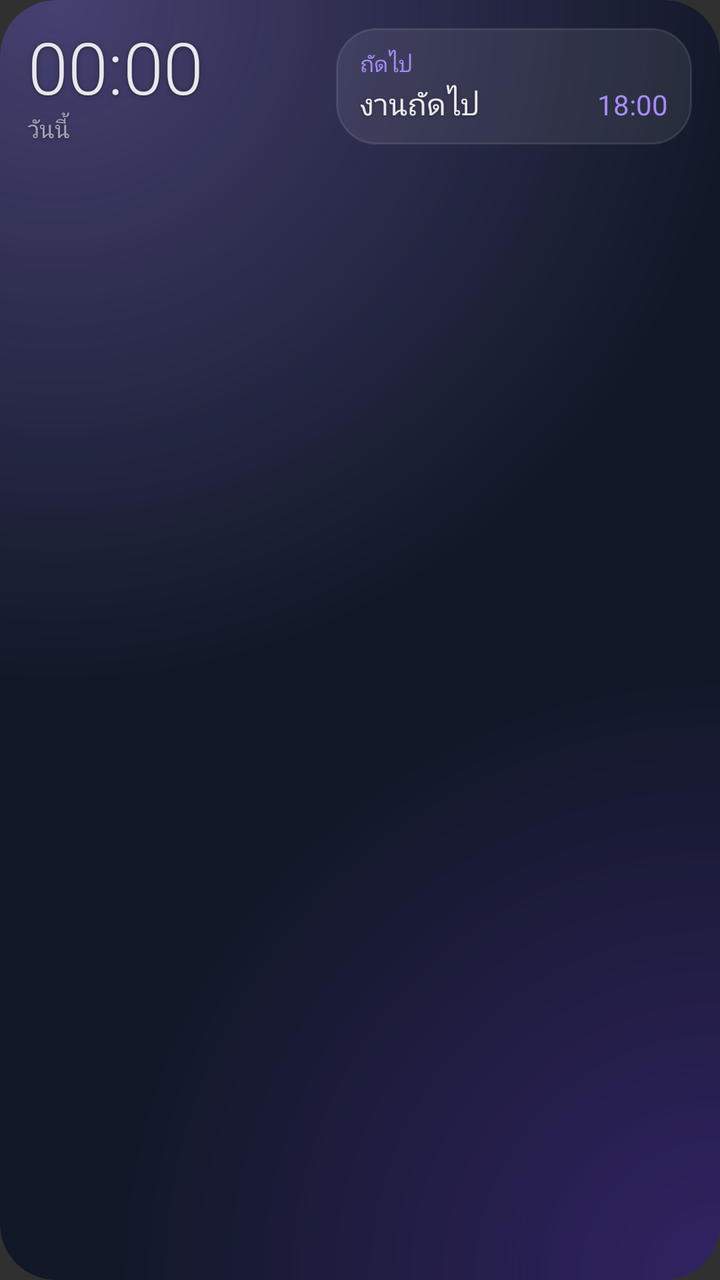
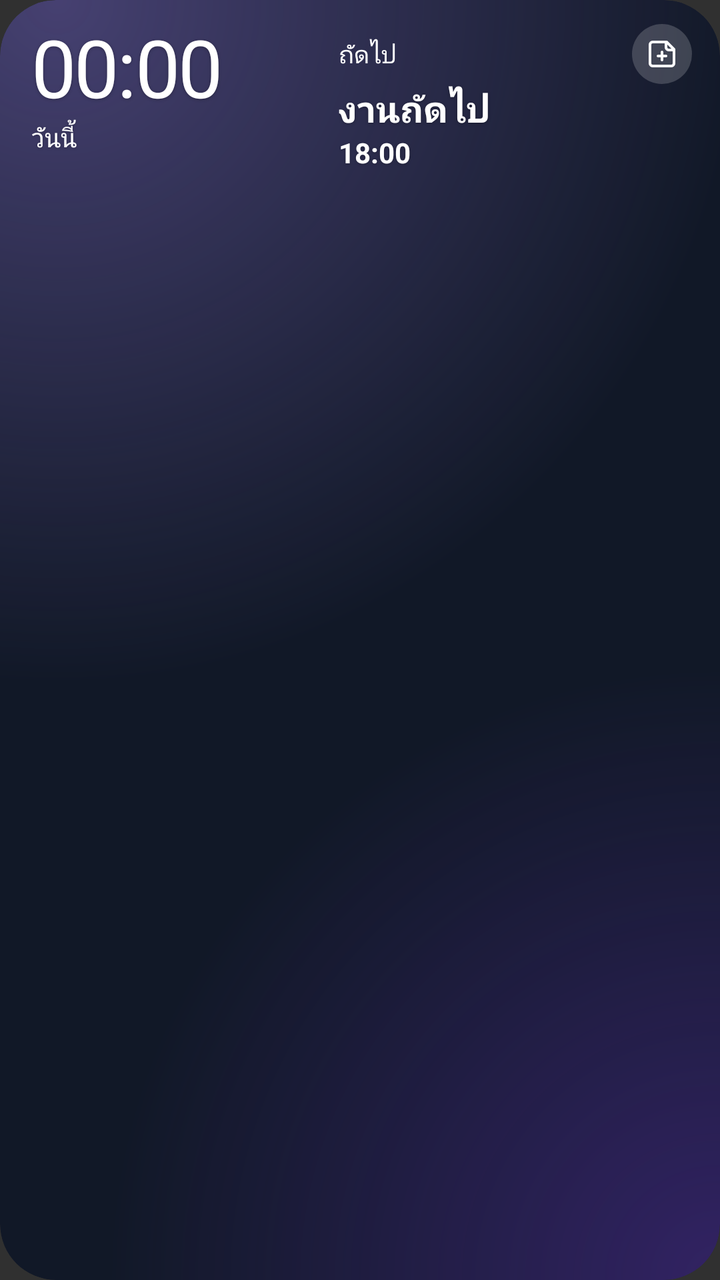

Two renders of the same Android screen: before a commit and after it. Below are the layout's source before the change and the commit's diff.
<!-- AndroidManifest.xml: application theme android:Theme.Material.NoActionBar -->
<!-- res/layout/widget_medium.xml -->
<?xml version="1.0" encoding="utf-8"?>

<FrameLayout xmlns:android="http://schemas.android.com/apk/res/android"
    android:id="@android:id/background"
    android:layout_width="match_parent"
    android:layout_height="match_parent"
    android:background="@drawable/widget_outline"
    android:clipToOutline="true">

    <ImageView
        android:id="@+id/w_card"
        android:layout_width="match_parent"
        android:layout_height="match_parent"
        android:importantForAccessibility="no"
        android:scaleType="fitXY"
        android:src="@drawable/widget_card" />

    <ImageView
        android:id="@+id/w_photo"
        android:layout_width="match_parent"
        android:layout_height="match_parent"
        android:importantForAccessibility="no"
        android:scaleType="centerCrop"
        android:visibility="gone" />

    <ImageView
        android:id="@+id/w_glow"
        android:layout_width="match_parent"
        android:layout_height="match_parent"
        android:importantForAccessibility="no"
        android:scaleType="fitXY"
        android:src="@drawable/widget_glow" />

    <ImageView
        android:id="@+id/w_glow_end"
        android:layout_width="match_parent"
        android:layout_height="match_parent"
        android:importantForAccessibility="no"
        android:scaleType="fitXY"
        android:src="@drawable/widget_glow_end" />

    <ImageView
        android:id="@+id/w_scrim"
        android:layout_width="match_parent"
        android:layout_height="match_parent"
        android:importantForAccessibility="no"
        android:scaleType="fitXY"
        android:src="@drawable/widget_scrim"
        android:visibility="gone" />

    
    <ProgressBar
        android:id="@+id/w_shine"
        style="@android:style/Widget.ProgressBar"
        android:layout_width="match_parent"
        android:layout_height="match_parent"
        android:importantForAccessibility="no"
        android:indeterminate="true"
        android:indeterminateDrawable="@drawable/widget_shine"
        android:maxWidth="4000dp"
        android:maxHeight="4000dp"
        android:minWidth="0dp"
        android:minHeight="0dp" />

    <LinearLayout
        android:layout_width="match_parent"
        android:layout_height="match_parent"
        android:orientation="horizontal"
        android:padding="14dp">

        <LinearLayout
            android:layout_width="0dp"
            android:layout_height="match_parent"
            android:layout_weight="1"
            android:orientation="vertical">

            <LinearLayout
                android:layout_width="match_parent"
                android:layout_height="wrap_content"
                android:gravity="center_vertical"
                android:orientation="horizontal">

                <TextClock
                    android:id="@+id/w_clock"
                    android:layout_width="0dp"
                    android:layout_height="wrap_content"
                    android:layout_weight="1"
                    android:fontFamily="sans-serif-light"
                    android:fontFeatureSettings="tnum"
                    android:format12Hour="HH:mm"
                    android:format24Hour="HH:mm"
                    android:includeFontPadding="false"
                    android:maxLines="1"
                    android:shadowColor="#66000000"
                    android:shadowDy="1"
                    android:shadowRadius="6"
                    android:textColor="#E8E8EA"
                    android:textSize="36sp" />

                <ImageView
                    android:id="@+id/w_moon"
                    android:layout_width="14dp"
                    android:layout_height="14dp"
                    android:layout_marginStart="6dp"
                    android:contentDescription="ช่วงเงียบ"
                    android:src="@drawable/ic_moon"
                    android:visibility="gone" />

                <LinearLayout
                    android:id="@+id/w_wait"
                    android:layout_width="wrap_content"
                    android:layout_height="wrap_content"
                    android:layout_marginStart="6dp"
                    android:background="@drawable/widget_pill"
                    android:gravity="center_vertical"
                    android:orientation="horizontal"
                    android:paddingStart="7dp"
                    android:paddingTop="3dp"
                    android:paddingEnd="8dp"
                    android:paddingBottom="3dp"
                    android:visibility="gone">

                    <ImageView
                        android:id="@+id/w_wait_icon"
                        android:layout_width="12dp"
                        android:layout_height="12dp"
                        android:importantForAccessibility="no"
                        android:src="@drawable/ic_wallet" />

                    <TextView
                        android:id="@+id/w_wait_count"
                        android:layout_width="wrap_content"
                        android:layout_height="wrap_content"
                        android:layout_marginStart="4dp"
                        android:fontFeatureSettings="tnum"
                        android:includeFontPadding="false"
                        android:maxLines="1"
                        android:textColor="#A78BFA"
                        android:textSize="11sp" />
                </LinearLayout>
            </LinearLayout>

            <TextView
                android:id="@+id/w_date"
                android:layout_width="match_parent"
                android:layout_height="wrap_content"
                android:ellipsize="end"
                android:maxLines="1"
                android:shadowColor="#59000000"
                android:shadowDy="1"
                android:shadowRadius="4"
                android:text="วันนี้"
                android:textColor="#9CA3AF"
                android:textSize="12sp" />

            
            <FrameLayout
                android:layout_width="match_parent"
                android:layout_height="0dp"
                android:layout_weight="1" />

            <LinearLayout
                android:id="@+id/w_progress"
                android:layout_width="match_parent"
                android:layout_height="wrap_content"
                android:layout_marginTop="0dp"
                android:gravity="center_vertical"
                android:orientation="horizontal"
                android:visibility="gone">

                <FrameLayout
                    android:id="@+id/w_bar"
                    android:layout_width="0dp"
                    android:layout_height="4dp"
                    android:layout_marginEnd="10dp"
                    android:layout_weight="1">

                    <ImageView
                        android:layout_width="match_parent"
                        android:layout_height="match_parent"
                        android:importantForAccessibility="no"
                        android:scaleType="fitXY"
                        android:src="@drawable/widget_bar_track" />

                    <ImageView
                        android:id="@+id/w_bar_fill"
                        android:layout_width="match_parent"
                        android:layout_height="match_parent"
                        android:importantForAccessibility="no"
                        android:scaleType="fitXY"
                        android:src="@drawable/widget_bar_fill" />
                </FrameLayout>

                <TextView
                    android:id="@+id/w_count"
                    android:layout_width="wrap_content"
                    android:layout_height="wrap_content"
                    android:fontFeatureSettings="tnum"
                    android:maxLines="1"
                    android:shadowColor="#59000000"
                    android:shadowDy="1"
                    android:shadowRadius="4"
                    android:text="ทำแล้ว 2/5"
                    android:textColor="#9CA3AF"
                    android:textSize="11sp" />
            </LinearLayout>
        </LinearLayout>

        <LinearLayout
            android:layout_width="0dp"
            android:layout_height="match_parent"
            android:layout_marginStart="12dp"
            android:layout_weight="1.25"
            android:orientation="vertical">

            <LinearLayout
                android:id="@+id/w_head"
                android:layout_width="match_parent"
                android:layout_height="wrap_content"
                android:layout_marginTop="0dp"
                android:background="@drawable/widget_panel"
                android:orientation="vertical"
                android:paddingStart="12dp"
                android:paddingTop="10dp"
                android:paddingEnd="12dp"
                android:paddingBottom="10dp">

                <TextView
                    android:id="@+id/w_head_label"
                    android:layout_width="match_parent"
                    android:layout_height="wrap_content"
                    android:ellipsize="end"
                    android:maxLines="1"
                    android:text="ถัดไป"
                    android:textColor="#A78BFA"
                    android:textSize="11sp" />

                <LinearLayout
                    android:layout_width="match_parent"
                    android:layout_height="wrap_content"
                    android:layout_marginTop="2dp"
                    android:baselineAligned="true"
                    android:orientation="horizontal">

                    <TextView
                        android:id="@+id/w_head_name"
                        android:layout_width="0dp"
                        android:layout_height="wrap_content"
                        android:layout_weight="1"
                        android:ellipsize="end"
                        android:maxLines="1"
                        android:shadowColor="#59000000"
                        android:shadowDy="1"
                        android:shadowRadius="4"
                        android:text="งานถัดไป"
                        android:textColor="#E8E8EA"
                        android:textSize="15sp" />

                    <TextView
                        android:id="@+id/w_head_time"
                        android:layout_width="wrap_content"
                        android:layout_height="wrap_content"
                        android:layout_marginStart="8dp"
                        android:fontFeatureSettings="tnum"
                        android:maxLines="1"
                        android:text="18:00"
                        android:textColor="#A78BFA"
                        android:textSize="14sp" />
                </LinearLayout>
            </LinearLayout>

            <LinearLayout
                android:id="@+id/w_soon"
                android:layout_width="match_parent"
                android:layout_height="wrap_content"
                android:layout_marginTop="4dp"
                android:orientation="vertical"
                android:visibility="gone" />
        </LinearLayout>
    </LinearLayout>
</FrameLayout>
<!-- resources referenced by this layout -->
<resources>
  <!-- drawable widget_bar_fill (drawable) -->
  <?xml version="1.0" encoding="utf-8"?>
  
  <clip xmlns:android="http://schemas.android.com/apk/res/android"
      android:clipOrientation="horizontal"
      android:drawable="@drawable/widget_bar"
      android:gravity="left" />
  <!-- drawable widget_bar_track (drawable) -->
  <?xml version="1.0" encoding="utf-8"?>
  
  <shape xmlns:android="http://schemas.android.com/apk/res/android"
      android:shape="rectangle">
      <corners android:radius="3dp" />
      <solid android:color="#2EFFFFFF" />
  </shape>
  <!-- drawable widget_card (drawable) -->
  <?xml version="1.0" encoding="utf-8"?>
  
  <shape xmlns:android="http://schemas.android.com/apk/res/android"
      android:shape="rectangle">
      <corners android:radius="@dimen/widget_radius" />
      <solid android:color="#111827" />
  </shape>
  <!-- drawable widget_glow (drawable) -->
  <?xml version="1.0" encoding="utf-8"?>
  
  <shape xmlns:android="http://schemas.android.com/apk/res/android"
      android:shape="rectangle">
      <corners android:radius="@dimen/widget_radius" />
      <gradient
          android:centerX="0.08"
          android:centerY="0"
          android:endColor="#00A78BFA"
          android:gradientRadius="95%"
          android:startColor="#59A78BFA"
          android:type="radial" />
  </shape>
  <!-- drawable widget_outline (drawable) -->
  <?xml version="1.0" encoding="utf-8"?>
  
  <shape xmlns:android="http://schemas.android.com/apk/res/android"
      android:shape="rectangle">
      <corners android:radius="@dimen/widget_radius" />
      <solid android:color="@android:color/transparent" />
  </shape>
  <!-- drawable widget_panel (drawable) -->
  <?xml version="1.0" encoding="utf-8"?>
  
  <shape xmlns:android="http://schemas.android.com/apk/res/android"
      android:shape="rectangle">
      <corners android:radius="@dimen/widget_inner_radius" />
      <solid android:color="#14FFFFFF" />
      <stroke
          android:width="1dp"
          android:color="#1AFFFFFF" />
  </shape>
  <!-- drawable widget_pill (drawable) -->
  <?xml version="1.0" encoding="utf-8"?>
  
  <shape xmlns:android="http://schemas.android.com/apk/res/android"
      android:shape="rectangle">
      <corners android:radius="12dp" />
      <solid android:color="#1FFFFFFF" />
  </shape>
  <!-- drawable widget_scrim (drawable) -->
  <?xml version="1.0" encoding="utf-8"?>
  
  <shape xmlns:android="http://schemas.android.com/apk/res/android"
      android:shape="rectangle">
      <corners android:radius="@dimen/widget_radius" />
      <gradient
          android:angle="270"
          android:centerColor="#66000000"
          android:endColor="#A6000000"
          android:startColor="#8C000000" />
  </shape>
  <!-- drawable widget_bar (drawable) -->
  <?xml version="1.0" encoding="utf-8"?>
  
  <shape xmlns:android="http://schemas.android.com/apk/res/android"
      android:shape="rectangle">
      <corners android:radius="3dp" />
      <solid android:color="#FFFFFFFF" />
  </shape>
  <dimen name="widget_radius">20dp</dimen>
  <dimen name="widget_inner_radius">12dp</dimen>
  <!-- unchanged entries left out for length: 4 -->
</resources>

<!-- the commit's change to res/layout/widget_medium.xml (unified diff, before → after) -->
@@ -23,6 +23,14 @@
         android:scaleType="centerCrop"
         android:visibility="gone" />
 
+    
+    <ViewStub
+        android:id="@+id/w_film_stub"
+        android:layout_width="match_parent"
+        android:layout_height="match_parent"
+        android:inflatedId="@+id/w_film"
+        android:layout="@layout/widget_film" />
+
     <ImageView
         android:id="@+id/w_glow"
         android:layout_width="match_parent"
@@ -40,12 +48,12 @@
         android:src="@drawable/widget_glow_end" />
 
     <ImageView
-        android:id="@+id/w_scrim"
+        android:id="@+id/w_veil"
         android:layout_width="match_parent"
         android:layout_height="match_parent"
         android:importantForAccessibility="no"
         android:scaleType="fitXY"
-        android:src="@drawable/widget_scrim"
+        android:src="@drawable/widget_veil"
         android:visibility="gone" />
 
     
@@ -66,7 +74,10 @@
         android:layout_width="match_parent"
         android:layout_height="match_parent"
         android:orientation="horizontal"
-        android:padding="14dp">
+        android:paddingStart="16dp"
+        android:paddingTop="12dp"
+        android:paddingEnd="14dp"
+        android:paddingBottom="10dp">
 
         <LinearLayout
             android:layout_width="0dp"
@@ -82,25 +93,25 @@
 
                 <TextClock
                     android:id="@+id/w_clock"
-                    android:layout_width="0dp"
-                    android:layout_height="wrap_content"
-                    android:layout_weight="1"
-                    android:fontFamily="sans-serif-light"
+                    android:layout_width="wrap_content"
+                    android:layout_height="wrap_content"
+                    android:fontFamily="sans-serif"
                     android:fontFeatureSettings="tnum"
                     android:format12Hour="HH:mm"
                     android:format24Hour="HH:mm"
                     android:includeFontPadding="false"
+                    android:letterSpacing="-0.02"
                     android:maxLines="1"
-                    android:shadowColor="#66000000"
+                    android:shadowColor="#4D000000"
                     android:shadowDy="1"
-                    android:shadowRadius="6"
-                    android:textColor="#E8E8EA"
-                    android:textSize="36sp" />
+                    android:shadowRadius="4"
+                    android:textColor="#FFFFFF"
+                    android:textSize="40sp" />
 
                 <ImageView
                     android:id="@+id/w_moon"
-                    android:layout_width="14dp"
-                    android:layout_height="14dp"
+                    android:layout_width="15dp"
+                    android:layout_height="15dp"
                     android:layout_marginStart="6dp"
                     android:contentDescription="ช่วงเงียบ"
                     android:src="@drawable/ic_moon"
@@ -132,11 +143,12 @@
                         android:layout_width="wrap_content"
                         android:layout_height="wrap_content"
                         android:layout_marginStart="4dp"
+                        android:fontFamily="sans-serif-medium"
                         android:fontFeatureSettings="tnum"
                         android:includeFontPadding="false"
                         android:maxLines="1"
-                        android:textColor="#A78BFA"
-                        android:textSize="11sp" />
+                        android:textColor="#FFFFFF"
+                        android:textSize="12sp" />
                 </LinearLayout>
             </LinearLayout>
 
@@ -144,16 +156,27 @@
                 android:id="@+id/w_date"
                 android:layout_width="match_parent"
                 android:layout_height="wrap_content"
+                android:layout_marginTop="1dp"
                 android:ellipsize="end"
+                android:fontFamily="sans-serif-medium"
                 android:maxLines="1"
-                android:shadowColor="#59000000"
+                android:shadowColor="#40000000"
                 android:shadowDy="1"
-                android:shadowRadius="4"
+                android:shadowRadius="3"
                 android:text="วันนี้"
-                android:textColor="#9CA3AF"
-                android:textSize="12sp" />
-
-            
+                android:textColor="#FFFFFF"
+                android:textSize="13sp" />
+
+            <LinearLayout
+                android:id="@+id/w_notes"
+                android:layout_width="match_parent"
+                android:layout_height="wrap_content"
+                android:layout_marginStart="-7dp"
+                android:layout_marginTop="4dp"
+                android:gravity="center_vertical"
+                android:orientation="horizontal"
+                android:visibility="gone" />
+
             <FrameLayout
                 android:layout_width="match_parent"
                 android:layout_height="0dp"
@@ -163,19 +186,32 @@
                 android:id="@+id/w_progress"
                 android:layout_width="match_parent"
                 android:layout_height="wrap_content"
-                android:layout_marginTop="0dp"
                 android:gravity="center_vertical"
-                android:orientation="horizontal"
+                android:orientation="vertical"
                 android:visibility="gone">
+
+                <TextView
+                    android:id="@+id/w_count"
+                    android:layout_width="match_parent"
+                    android:layout_height="wrap_content"
+                    android:fontFamily="sans-serif-medium"
+                    android:fontFeatureSettings="tnum"
+                    android:maxLines="1"
+                    android:shadowColor="#40000000"
+                    android:shadowDy="1"
+                    android:shadowRadius="3"
+                    android:text="ทำแล้ว 2/5"
+                    android:textColor="#FFFFFF"
+                    android:textSize="12sp" />
 
                 <FrameLayout
                     android:id="@+id/w_bar"
-                    android:layout_width="0dp"
+                    android:layout_width="match_parent"
                     android:layout_height="4dp"
-                    android:layout_marginEnd="10dp"
-                    android:layout_weight="1">
+                    android:layout_marginTop="5dp">
 
                     <ImageView
+                        android:id="@+id/w_bar_track"
                         android:layout_width="match_parent"
                         android:layout_height="match_parent"
                         android:importantForAccessibility="no"
@@ -190,19 +226,6 @@
                         android:scaleType="fitXY"
                         android:src="@drawable/widget_bar_fill" />
                 </FrameLayout>
-
-                <TextView
-                    android:id="@+id/w_count"
-                    android:layout_width="wrap_content"
-                    android:layout_height="wrap_content"
-                    android:fontFeatureSettings="tnum"
-                    android:maxLines="1"
-                    android:shadowColor="#59000000"
-                    android:shadowDy="1"
-                    android:shadowRadius="4"
-                    android:text="ทำแล้ว 2/5"
-                    android:textColor="#9CA3AF"
-                    android:textSize="11sp" />
             </LinearLayout>
         </LinearLayout>
 
@@ -217,65 +240,101 @@
                 android:id="@+id/w_head"
                 android:layout_width="match_parent"
                 android:layout_height="wrap_content"
-                android:layout_marginTop="0dp"
-                android:background="@drawable/widget_panel"
-                android:orientation="vertical"
-                android:paddingStart="12dp"
-                android:paddingTop="10dp"
-                android:paddingEnd="12dp"
-                android:paddingBottom="10dp">
-
-                <TextView
-                    android:id="@+id/w_head_label"
-                    android:layout_width="match_parent"
-                    android:layout_height="wrap_content"
-                    android:ellipsize="end"
-                    android:maxLines="1"
-                    android:text="ถัดไป"
-                    android:textColor="#A78BFA"
-                    android:textSize="11sp" />
+                android:orientation="vertical">
 
                 <LinearLayout
                     android:layout_width="match_parent"
                     android:layout_height="wrap_content"
-                    android:layout_marginTop="2dp"
-                    android:baselineAligned="true"
+                    android:gravity="center_vertical"
                     android:orientation="horizontal">
 
                     <TextView
-                        android:id="@+id/w_head_name"
+                        android:id="@+id/w_head_label"
                         android:layout_width="0dp"
                         android:layout_height="wrap_content"
                         android:layout_weight="1"
                         android:ellipsize="end"
+                        android:fontFamily="sans-serif-medium"
                         android:maxLines="1"
-                        android:shadowColor="#59000000"
-                        android:shadowDy="1"
-                        android:shadowRadius="4"
-                        android:text="งานถัดไป"
-                        android:textColor="#E8E8EA"
-                        android:textSize="15sp" />
-
-                    <TextView
-                        android:id="@+id/w_head_time"
-                        android:layout_width="wrap_content"
-                        android:layout_height="wrap_content"
-                        android:layout_marginStart="8dp"
-                        android:fontFeatureSettings="tnum"
-                        android:maxLines="1"
-                        android:text="18:00"
-                        android:textColor="#A78BFA"
-                        android:textSize="14sp" />
+                        android:text="ถัดไป"
+                        android:textColor="#FFFFFF"
+                        android:textSize="12sp" />
+
+                    <ImageView
+                        android:id="@+id/w_add"
+                        android:layout_width="30dp"
+                        android:layout_height="30dp"
+                        android:background="@drawable/widget_add_light"
+                        android:contentDescription="แปะโน้ต"
+                        android:padding="7dp"
+                        android:src="@drawable/ic_note_add" />
                 </LinearLayout>
+
+                <TextView
+                    android:id="@+id/w_head_name"
+                    android:layout_width="match_parent"
+                    android:layout_height="wrap_content"
+                    android:ellipsize="end"
+                    android:maxLines="2"
+                    android:shadowColor="#4D000000"
+                    android:shadowDy="1"
+                    android:shadowRadius="4"
+                    android:text="งานถัดไป"
+                    android:textColor="#FFFFFF"
+                    android:textSize="18sp"
+                    android:textStyle="bold" />
+
+                <TextView
+                    android:id="@+id/w_head_time"
+                    android:layout_width="match_parent"
+                    android:layout_height="wrap_content"
+                    android:fontFeatureSettings="tnum"
+                    android:maxLines="1"
+                    android:shadowColor="#40000000"
+                    android:shadowDy="1"
+                    android:shadowRadius="3"
+                    android:text="18:00"
+                    android:textColor="#FFFFFF"
+                    android:textSize="14sp"
+                    android:textStyle="bold" />
             </LinearLayout>
 
-            <LinearLayout
-                android:id="@+id/w_soon"
-                android:layout_width="match_parent"
-                android:layout_height="wrap_content"
+            <FrameLayout
+                android:layout_width="match_parent"
+                android:layout_height="0dp"
                 android:layout_marginTop="4dp"
-                android:orientation="vertical"
-                android:visibility="gone" />
+                android:layout_weight="1">
+
+                <ListView
+                    android:id="@+id/w_list"
+                    android:layout_width="match_parent"
+                    android:layout_height="match_parent"
+                    android:divider="@null"
+                    android:dividerHeight="0dp"
+                    android:fadingEdgeLength="20dp"
+                    android:listSelector="@android:color/transparent"
+                    android:requiresFadingEdge="vertical"
+                    android:scrollbars="none"
+                    android:visibility="gone" />
+
+                <LinearLayout
+                    android:id="@+id/w_rows"
+                    android:layout_width="match_parent"
+                    android:layout_height="wrap_content"
+                    android:orientation="vertical"
+                    android:visibility="gone" />
+            </FrameLayout>
         </LinearLayout>
     </LinearLayout>
 </FrameLayout>
+<!-- res/layout/widget_film.xml (included above) -->
+<?xml version="1.0" encoding="utf-8"?>
+
+<ViewFlipper xmlns:android="http://schemas.android.com/apk/res/android"
+    android:id="@+id/w_film"
+    android:layout_width="match_parent"
+    android:layout_height="match_parent"
+    android:autoStart="true"
+    android:flipInterval="83"
+    android:importantForAccessibility="no"
+    android:measureAllChildren="false" />
<!-- resource entries referenced after the edit -->
@@ -1,5 +1,42 @@
 <!-- resources referenced by this layout -->
 <resources>
+  <!-- drawable ic_note_add (drawable) -->
+  <?xml version="1.0" encoding="utf-8"?>
+  
+  <vector xmlns:android="http://schemas.android.com/apk/res/android"
+      android:width="24dp"
+      android:height="24dp"
+      android:viewportWidth="24"
+      android:viewportHeight="24">
+      <path
+          android:pathData="M15.5 3H5a2 2 0 0 0 -2 2v14a2 2 0 0 0 2 2h14a2 2 0 0 0 2 -2V8.5Z"
+          android:fillColor="#00000000"
+          android:strokeColor="#FFFFFFFF"
+          android:strokeWidth="2"
+          android:strokeLineCap="round"
+          android:strokeLineJoin="round" />
+      <path
+          android:pathData="M15 3v4a2 2 0 0 0 2 2h4"
+          android:fillColor="#00000000"
+          android:strokeColor="#FFFFFFFF"
+          android:strokeWidth="2"
+          android:strokeLineCap="round"
+          android:strokeLineJoin="round" />
+      <path
+          android:pathData="M12 10.5v6M9 13.5h6"
+          android:fillColor="#00000000"
+          android:strokeColor="#FFFFFFFF"
+          android:strokeWidth="2"
+          android:strokeLineCap="round"
+          android:strokeLineJoin="round" />
+  </vector>
+  <!-- drawable widget_add_light (drawable) -->
+  <?xml version="1.0" encoding="utf-8"?>
+  
+  <shape xmlns:android="http://schemas.android.com/apk/res/android"
+      android:shape="oval">
+      <solid android:color="#2EFFFFFF" />
+  </shape>
   <!-- drawable widget_bar_fill (drawable) -->
   <?xml version="1.0" encoding="utf-8"?>
   
@@ -45,17 +82,6 @@
       <corners android:radius="@dimen/widget_radius" />
       <solid android:color="@android:color/transparent" />
   </shape>
-  <!-- drawable widget_panel (drawable) -->
-  <?xml version="1.0" encoding="utf-8"?>
-  
-  <shape xmlns:android="http://schemas.android.com/apk/res/android"
-      android:shape="rectangle">
-      <corners android:radius="@dimen/widget_inner_radius" />
-      <solid android:color="#14FFFFFF" />
-      <stroke
-          android:width="1dp"
-          android:color="#1AFFFFFF" />
-  </shape>
   <!-- drawable widget_pill (drawable) -->
   <?xml version="1.0" encoding="utf-8"?>
   
@@ -64,17 +90,13 @@
       <corners android:radius="12dp" />
       <solid android:color="#1FFFFFFF" />
   </shape>
-  <!-- drawable widget_scrim (drawable) -->
+  <!-- drawable widget_veil (drawable) -->
   <?xml version="1.0" encoding="utf-8"?>
   
   <shape xmlns:android="http://schemas.android.com/apk/res/android"
       android:shape="rectangle">
       <corners android:radius="@dimen/widget_radius" />
-      <gradient
-          android:angle="270"
-          android:centerColor="#66000000"
-          android:endColor="#A6000000"
-          android:startColor="#8C000000" />
+      <solid android:color="#FFFFFFFF" />
   </shape>
   <!-- drawable widget_bar (drawable) -->
   <?xml version="1.0" encoding="utf-8"?>
@@ -85,7 +107,6 @@
       <solid android:color="#FFFFFFFF" />
   </shape>
   <dimen name="widget_radius">20dp</dimen>
-  <dimen name="widget_inner_radius">12dp</dimen>
   <!-- unchanged entries left out for length: 4 -->
 </resources>
 
